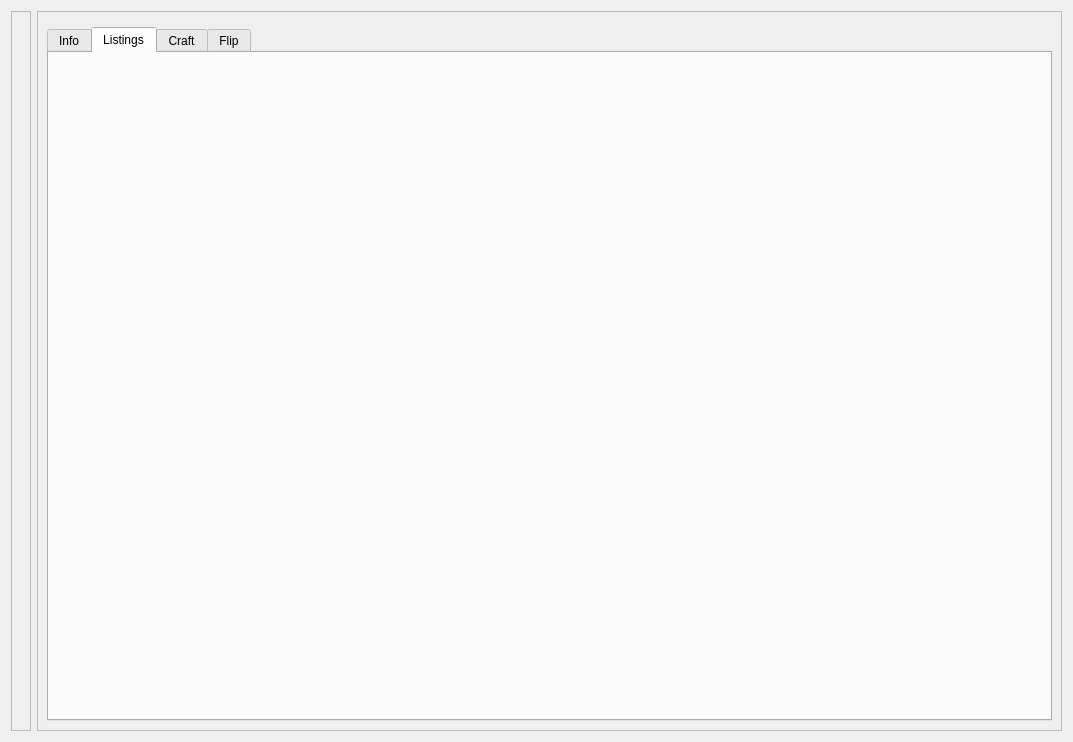
Old version of the form Client/widgets/itemList/itemListBase.ui in the repository monopsony/FFUI.
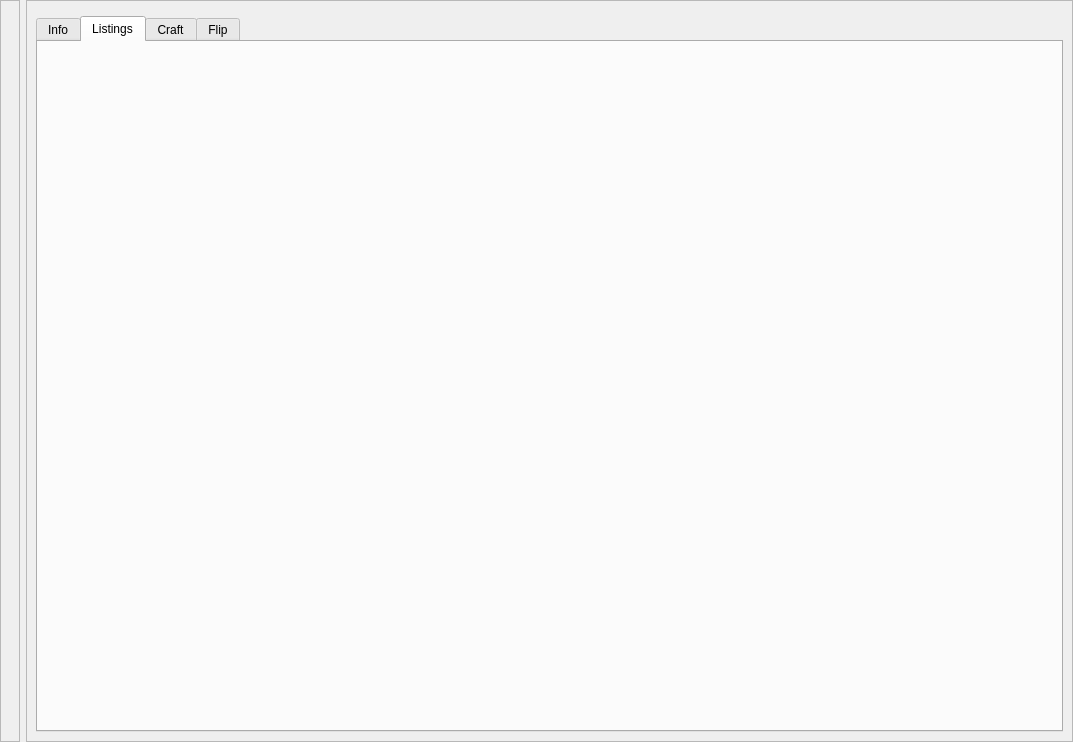
New version of the form.

Commit message:
Style overhaul, queries
Features:
- Preliminary implementation of filters/queries on panda tables, for now just in list crafts
- UI stylesheet was completely changed for a (hopefully) less ugly/more consistent look

```diff
--- a/Client/widgets/itemList/itemListBase.ui
+++ b/Client/widgets/itemList/itemListBase.ui
@@ -14,8 +14,23 @@
    <string>Form</string>
   </property>
   <layout class="QHBoxLayout" name="horizontalLayout" stretch="0,1">
+   <property name="leftMargin">
+    <number>0</number>
+   </property>
+   <property name="topMargin">
+    <number>0</number>
+   </property>
+   <property name="rightMargin">
+    <number>0</number>
+   </property>
+   <property name="bottomMargin">
+    <number>0</number>
+   </property>
    <item>
-    <widget class="QFrame" name="frame">
+    <widget class="QFrame" name="menuFrame">
+     <property name="styleSheet">
+      <string notr="true"/>
+     </property>
      <property name="frameShape">
       <enum>QFrame::StyledPanel</enum>
      </property>
```
The commit also changes 34 other files.
